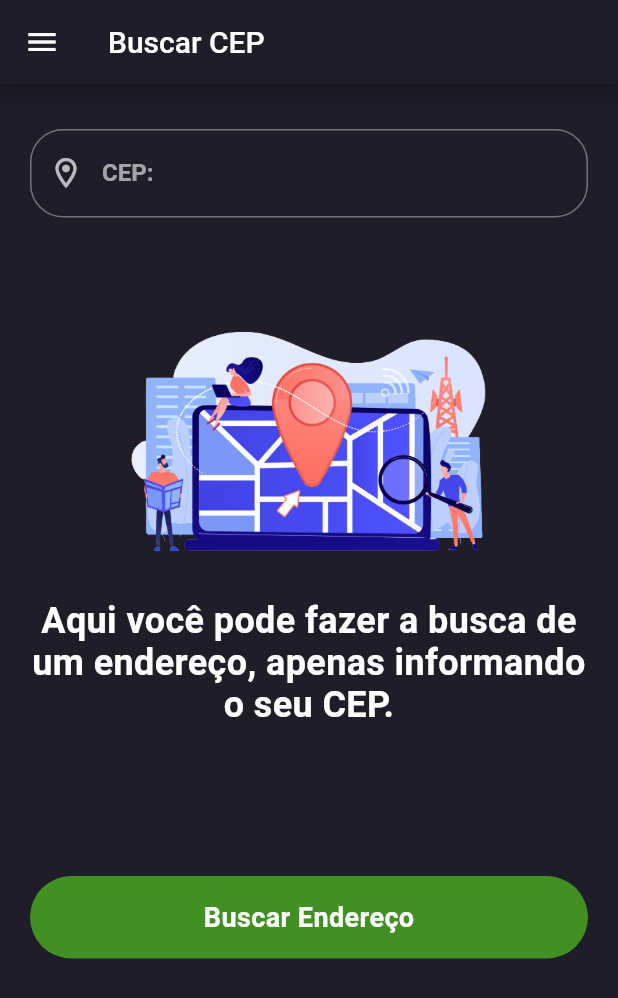
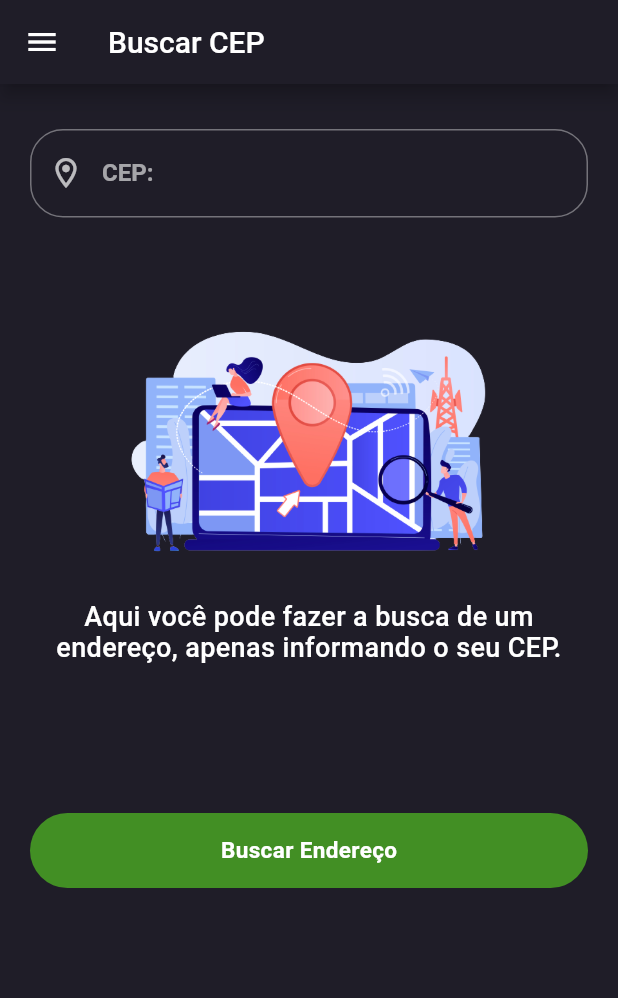
Before and after one commit to joaovictorgarcia10/clean_arch_aula, a Flutter app: the HomePage screen opened by its route, on a phone screen of 412 x 824 dp. Shown: the top 998 px of the screen. Run offline on Flutter 3.47's test engine with Material 2 defaults, Android fonts, the phone set to English and light mode, and no system bars; our stand-ins replace cloud_firestore, dartz, dio, firebase_auth, firebase_core, flutter_bloc and 5 more; accounts and stored records are empty.

```diff
--- a/lib/app_widget.dart
+++ b/lib/app_widget.dart
@@ -9,8 +9,7 @@ class AppWidget extends StatelessWidget {
 
   @override
   Widget build(BuildContext context) {
-    LocalJsonLocalization.delegate.directories = ['lib/i18n'];
-
+    LocalJsonLocalization.delegate.directories = ['lib/lang'];
     return MaterialApp.router(
       debugShowCheckedModeBanner: false,
       title: 'Buscar Cep',
--- a/lib/firebase_app_widget.dart
+++ b/lib/firebase_app_widget.dart
@@ -26,6 +26,7 @@ class FirebaseAppWidgetState extends State<FirebaseAppWidget> {
       await Future.delayed(const Duration(seconds: 1));
       await Firebase.initializeApp();
       firebaseStatus.value = FirebaseStatus.success;
+
       print("Firebase Started!");
     } on FirebaseException {
       firebaseStatus.value = FirebaseStatus.error;
--- a/lib/modules/enderecos/features/home/presentation/pages/home_page/home_page.dart
+++ b/lib/modules/enderecos/features/home/presentation/pages/home_page/home_page.dart
@@ -3,9 +3,9 @@ import 'package:clean_arch_aula/modules/enderecos/features/home/domain/usecases/
 import 'package:clean_arch_aula/modules/enderecos/features/home/presentation/pages/home_page/bloc/home_bloc.dart';
 import 'package:clean_arch_aula/modules/enderecos/features/home/presentation/pages/home_page/bloc/home_event.dart';
 import 'package:clean_arch_aula/modules/enderecos/features/home/presentation/pages/home_page/bloc/home_state.dart';
+import 'package:clean_arch_aula/modules/enderecos/features/home/presentation/pages/home_page/widgets/menu_lateral_items.dart';
 import 'package:clean_arch_aula/shared/features/session/domain/entities/session.dart';
 import 'package:clean_arch_aula/shared/utils/constants/app_colors.dart';
-import 'package:clean_arch_aula/shared/widgets/list_tile/list_tile_widget.dart';
 import 'package:clean_arch_aula/shared/widgets/menu_lateral/menu_lateral_widget.dart';
 import 'package:clean_arch_aula/shared/utils/constants/app_text_styles.dart';
 import 'package:clean_arch_aula/shared/utils/masks/app_masks.dart';
@@ -94,37 +94,7 @@ class _HomePageState extends State<HomePage> {
     return Scaffold(
       drawer: MenuLateralWidget(
         user: Modular.get<Session>().usuario,
-        options: [
-          ListTileWidget(
-            title: "Meus Endereços",
-            leadingIcon: Icons.location_on_outlined,
-            onTap: () => Modular.to.popAndPushNamed("/meus_enderecos"),
-          ),
-          ListTileWidget(
-            title: "Sair",
-            leadingIcon: Icons.exit_to_app_outlined,
-            onTap: () {
-              showModalBottomSheet(
-                context: context,
-                shape: const RoundedRectangleBorder(
-                  borderRadius: BorderRadius.only(
-                    topLeft: Radius.circular(22.0),
-                    topRight: Radius.circular(22.0),
-                  ),
-                ),
-                builder: (context) {
-                  return MessageModalWidget(
-                    message: "Quer mesmo desconectar da sua conta?",
-                    onConfirm: () {
-                      Navigator.pop(context);
-                      bloc.add(const HomeEvent.disconnectAccount());
-                    },
-                  );
-                },
-              );
-            },
-          ),
-        ],
+        options: MenuLateralItems(),
       ),
       appBar: AppBar(
         title: const Text("Buscar CEP"),
@@ -189,12 +159,14 @@ class _HomePageState extends State<HomePage> {
                           orElse: () => SizedBox(
                             child: Column(
                               children: [
-                                Image.asset("assets/images/img1.png",
-                                    height: 175),
+                                Image.asset(
+                                  "assets/images/img1.png",
+                                  height: 175,
+                                ),
                                 const SizedBox(height: 20.0),
                                 const Text(
                                   "Aqui você pode fazer a busca de um endereço, apenas informando o seu CEP.",
-                                  style: AppTextStyles.title,
+                                  style: AppTextStyles.bodyText,
                                   textAlign: TextAlign.center,
                                 ),
                               ],
--- a/lib/shared/utils/constants/app_text_styles.dart
+++ b/lib/shared/utils/constants/app_text_styles.dart
@@ -17,14 +17,14 @@ class AppTextStyles {
       fontFamily: "Roboto");
 
   static const TextStyle bodyText = TextStyle(
-      fontSize: 16.0,
+      fontSize: 18.0,
       letterSpacing: 0.25,
       fontWeight: FontWeight.w500,
       color: AppColors.white,
       fontFamily: "Roboto");
 
   static const TextStyle inputText = TextStyle(
-      fontSize: 18.0,
+      fontSize: 15.0,
       letterSpacing: 0.25,
       fontWeight: FontWeight.w700,
       color: AppColors.white,
--- a/lib/shared/widgets/button/button_widget.dart
+++ b/lib/shared/widgets/button/button_widget.dart
@@ -21,7 +21,7 @@ class ButtonWidget extends StatelessWidget {
     return InkWell(
       onTap: onTap,
       child: Container(
-        height: 55.0,
+        height: 50.0,
         width: double.infinity,
         decoration: BoxDecoration(
           border: Border.all(
--- a/lib/shared/widgets/menu_lateral/menu_lateral_widget.dart
+++ b/lib/shared/widgets/menu_lateral/menu_lateral_widget.dart
@@ -4,7 +4,7 @@ import 'package:flutter/material.dart';
 import 'package:clean_arch_aula/shared/utils/constants/app_text_styles.dart';
 
 class MenuLateralWidget extends StatefulWidget {
-  final List<Widget> options;
+  final Widget options;
   final User? user;
 
   const MenuLateralWidget({
@@ -59,7 +59,7 @@ class _MenuLateralWidgetState extends State<MenuLateralWidget> {
                 ),
               ),
               const SizedBox(height: 10.0),
-              ...widget.options,
+              widget.options,
             ],
           ),
         ),
--- a/lib/shared/widgets/message_modal/message_modal_widget.dart
+++ b/lib/shared/widgets/message_modal/message_modal_widget.dart
@@ -20,13 +20,13 @@ class MessageModalWidget extends StatelessWidget {
     return Padding(
       padding: const EdgeInsets.all(25.0),
       child: SizedBox(
-        height: MediaQuery.of(context).size.height * 0.40,
+        height: MediaQuery.of(context).size.height * 0.35,
         child: Column(
           crossAxisAlignment: CrossAxisAlignment.start,
           children: [
             Text(
               message,
-              style: AppTextStyles.title,
+              style: AppTextStyles.bodyText,
             ),
             const SizedBox(height: 40.0),
             ButtonWidget(
@@ -34,7 +34,7 @@ class MessageModalWidget extends StatelessWidget {
               onTap: onConfirm,
               color: AppColors.green,
             ),
-            const SizedBox(height: 10.0),
+            const SizedBox(height: 15.0),
             ButtonWidget(
               title: "Não",
               onTap: onDismiss ?? () => Navigator.pop(context),
--- a/pubspec.yaml
+++ b/pubspec.yaml
@@ -15,6 +15,8 @@ dependencies:
   flutter_localizations:
     sdk: flutter
 
+  localization: ^2.1.0
+
   firebase_core: ^1.17.0
   firebase_auth: ^3.3.18
   cloud_firestore: ^3.1.16
@@ -27,7 +29,6 @@ dependencies:
   mask_text_input_formatter: ^2.3.0
   geolocator: ^8.2.1
   url_launcher: ^6.1.2
-  localization: ^2.1.0
 
 
 dev_dependencies:
@@ -41,7 +42,7 @@ flutter:
 
   assets:
      - assets/images/
-     - lib/lang
+     - lib/lang/
 
  # fonts:
  #    - family: Roboto
```
Also changed, not shown: lib/main.dart (+12 -1 lines), lib/modules/auth/auth_module.dart (+10 -2 lines), lib/modules/auth/presentation/pages/splash/splash_page.dart (+12 -0 lines), lib/modules/enderecos/features/home/presentation/pages/home_page/widgets/menu_lateral_items.dart (added, +49 -0 lines), lib/shared/utils/custom_bloc_observer/custom_bloc_observer.dart (added, +14 -0 lines), 10 other files.
